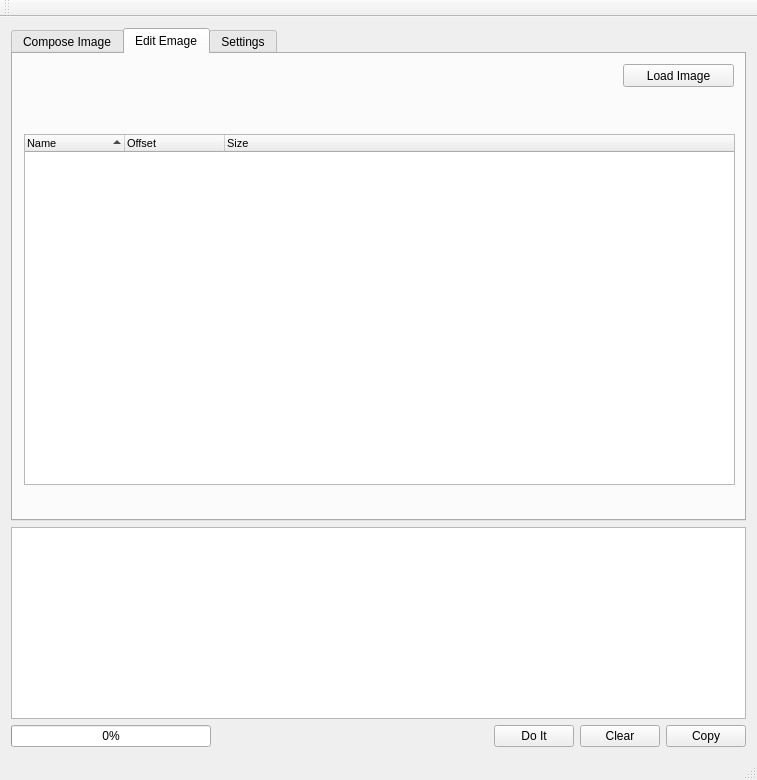
Qt form mainwindow.ui (giantpune/qtwitgui) before a commit.
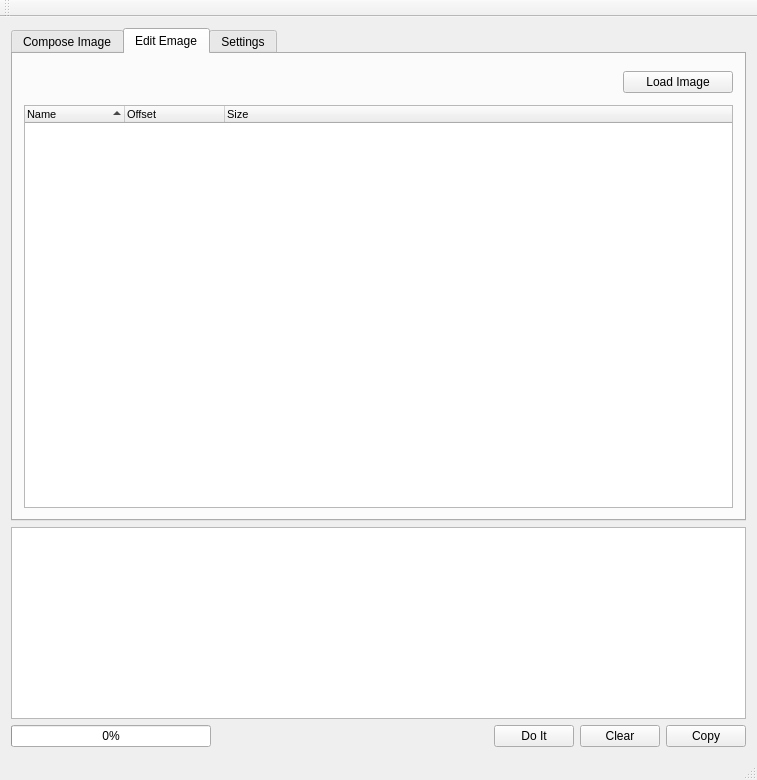
The same form after that commit. The open tabs and pages were chosen to show the change.

Commit message: * Update ts file * add german language file * auto-resize buttons based on text width

What changed in the file:
```diff
--- a/mainwindow.ui
+++ b/mainwindow.ui
@@ -473,15 +473,69 @@
        <attribute name="title">
         <string>Edit Emage</string>
        </attribute>
+       <layout class="QGridLayout" name="gridLayout_4">
+        <item row="0" column="0">
+         <layout class="QVBoxLayout" name="verticalLayout_3">
+          <item>
+           <layout class="QHBoxLayout" name="horizontalLayout">
+            <item>
+             <widget class="QLabel" name="label_edit_id">
+              <property name="minimumSize">
+               <size>
+                <width>200</width>
+                <height>0</height>
+               </size>
+              </property>
+              <property name="text">
+               <string/>
+              </property>
+             </widget>
+            </item>
+            <item>
+             <widget class="QLabel" name="label_edit_region">
+              <property name="minimumSize">
+               <size>
+                <width>100</width>
+                <height>0</height>
+               </size>
+              </property>
+              <property name="text">
+               <string/>
+              </property>
+             </widget>
+            </item>
+           </layout>
+          </item>
+          <item>
+           <widget class="QLabel" name="label_edit_name">
+            <property name="minimumSize">
+             <size>
+              <width>475</width>
+              <height>0</height>
+             </size>
+            </property>
+            <property name="text">
+             <string/>
+            </property>
+           </widget>
+          </item>
+         </layout>
+        </item>
+        <item row="0" column="2">
+         <widget class="QPushButton" name="edit_img_pushButton">
+          <property name="minimumSize">
+           <size>
+            <width>110</width>
+            <height>0</height>
+           </size>
+          </property>
+          <property name="text">
+           <string>Load Image</string>
+          </property>
+         </widget>
+        </item>
+        <item row="1" column="0" colspan="3">
        <widget class="QTreeWidget" name="treeWidget">
-        <property name="geometry">
-         <rect>
-          <x>11</x>
-          <y>80</y>
-          <width>711</width>
-          <height>351</height>
-         </rect>
-        </property>
         <property name="font">
          <font>
           <pointsize>8</pointsize>
@@ -524,80 +578,21 @@
          </property>
         </column>
        </widget>
-       <widget class="QPushButton" name="edit_img_pushButton">
-        <property name="geometry">
-         <rect>
-          <x>610</x>
-          <y>10</y>
-          <width>111</width>
-          <height>23</height>
-         </rect>
-        </property>
-        <property name="minimumSize">
-         <size>
-          <width>110</width>
-          <height>0</height>
-         </size>
-        </property>
-        <property name="text">
-         <string>Load Image</string>
-        </property>
-       </widget>
-       <widget class="QWidget" name="">
-        <property name="geometry">
-         <rect>
-          <x>10</x>
-          <y>20</y>
-          <width>481</width>
-          <height>44</height>
-         </rect>
-        </property>
-        <layout class="QVBoxLayout" name="verticalLayout_3">
-         <item>
-          <layout class="QHBoxLayout" name="horizontalLayout">
-           <item>
-            <widget class="QLabel" name="label_edit_id">
-             <property name="minimumSize">
-              <size>
-               <width>200</width>
-               <height>0</height>
-              </size>
-             </property>
-             <property name="text">
-              <string/>
-             </property>
-            </widget>
-           </item>
-           <item>
-            <widget class="QLabel" name="label_edit_region">
-             <property name="minimumSize">
-              <size>
-               <width>100</width>
-               <height>0</height>
-              </size>
-             </property>
-             <property name="text">
-              <string/>
-             </property>
-            </widget>
-           </item>
-          </layout>
-         </item>
-         <item>
-          <widget class="QLabel" name="label_edit_name">
-           <property name="minimumSize">
+        </item>
+        <item row="0" column="1">
+         <spacer name="horizontalSpacer_2">
+          <property name="orientation">
+           <enum>Qt::Horizontal</enum>
+          </property>
+          <property name="sizeHint" stdset="0">
             <size>
-             <width>475</width>
-             <height>0</height>
-            </size>
-           </property>
-           <property name="text">
-            <string/>
-           </property>
-          </widget>
-         </item>
-        </layout>
-       </widget>
+            <width>40</width>
+            <height>20</height>
+           </size>
+          </property>
+         </spacer>
+        </item>
+       </layout>
       </widget>
       <widget class="QWidget" name="settings_tab">
        <attribute name="title">
```
Left out of the diff: 10 changed lines with no effect on the pictures. Lines whose indentation alone changed are shown as unchanged. The commit also changes 5 other files.
